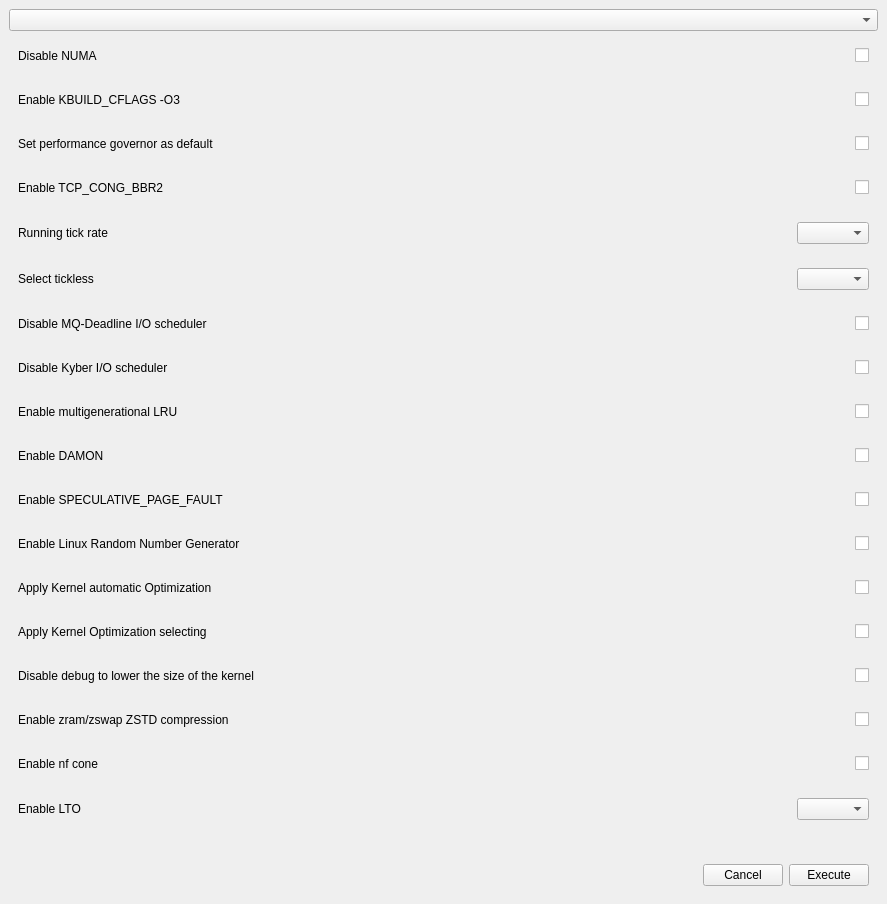
First picture: the form in src/conf-window.ui, repository CachyOS/kernel-manager, before the edit.
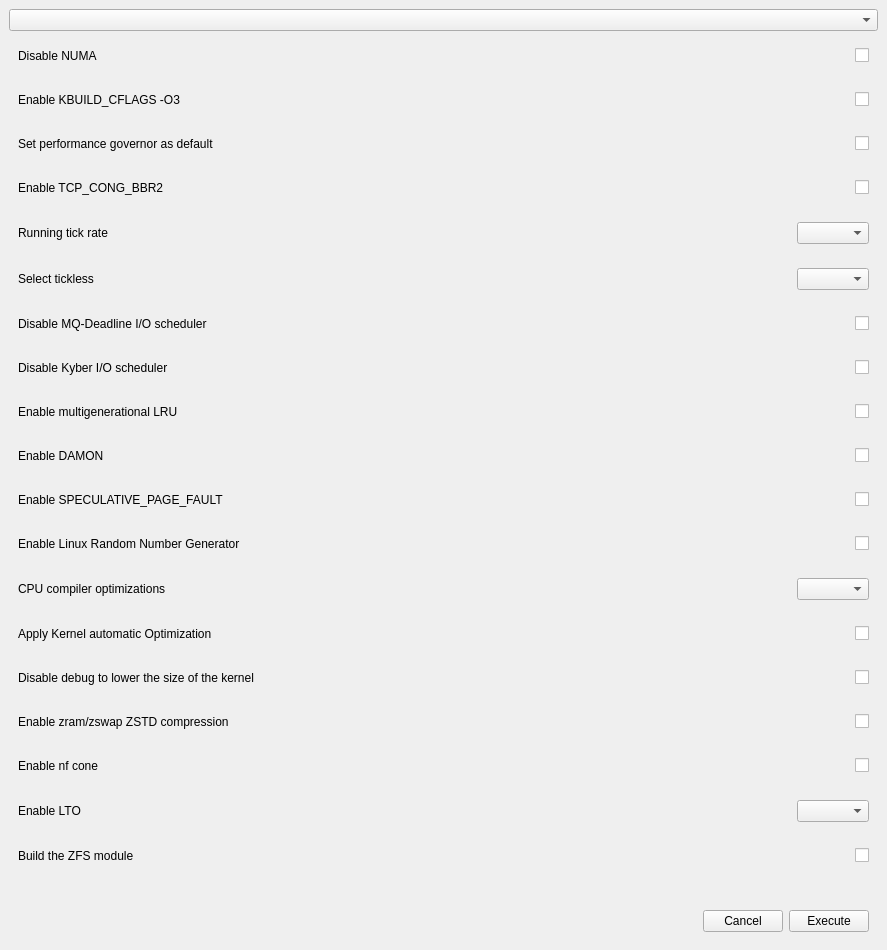
Second picture: the form after the edit. Icons and pictures are not drawn.

The edit to the form file:
```diff
--- a/src/conf-window.ui
+++ b/src/conf-window.ui
@@ -370,6 +370,35 @@
       </layout>
      </widget>
     </item>
+    <item>
+     <widget class="QWidget" name="processor_optwidget" native="true">
+      <layout class="QHBoxLayout" name="horizontalLayout19">
+       <item>
+        <widget class="QLabel" name="label18">
+         <property name="text">
+          <string>CPU compiler optimizations</string>
+         </property>
+        </widget>
+       </item>
+       <item>
+        <spacer name="horizontalSpacer19">
+         <property name="orientation">
+          <enum>Qt::Horizontal</enum>
+         </property>
+         <property name="sizeHint" stdset="0">
+          <size>
+           <width>40</width>
+           <height>20</height>
+          </size>
+         </property>
+        </spacer>
+       </item>
+       <item>
+        <widget class="QComboBox" name="processor_optcomboBox"/>
+       </item>
+      </layout>
+     </widget>
+    </item>
     <item>
      <widget class="QWidget" name="autooptimwidget" native="true">
       <layout class="QHBoxLayout" name="horizontalLayout6">
@@ -399,35 +428,6 @@
       </layout>
      </widget>
     </item>
-    <item>
-     <widget class="QWidget" name="selectoptimwidget" native="true">
-      <layout class="QHBoxLayout" name="horizontalLayout18">
-       <item>
-        <widget class="QLabel" name="label17">
-         <property name="text">
-          <string>Apply Kernel Optimization selecting</string>
-         </property>
-        </widget>
-       </item>
-       <item>
-        <spacer name="horizontalSpacer18">
-         <property name="orientation">
-          <enum>Qt::Horizontal</enum>
-         </property>
-         <property name="sizeHint" stdset="0">
-          <size>
-           <width>40</width>
-           <height>20</height>
-          </size>
-         </property>
-        </spacer>
-       </item>
-       <item>
-        <widget class="QCheckBox" name="selectoptimcheck"/>
-       </item>
-      </layout>
-     </widget>
-    </item>
     <item>
      <widget class="QWidget" name="debugwidget" native="true">
       <layout class="QHBoxLayout" name="horizontalLayout5">
@@ -544,6 +544,35 @@
       </layout>
      </widget>
     </item>
+    <item>
+     <widget class="QWidget" name="builtin_zfswidget" native="true">
+      <layout class="QHBoxLayout" name="horizontalLayout18">
+       <item>
+        <widget class="QLabel" name="label17">
+         <property name="text">
+          <string>Build the ZFS module</string>
+         </property>
+        </widget>
+       </item>
+       <item>
+        <spacer name="horizontalSpacer18">
+         <property name="orientation">
+          <enum>Qt::Horizontal</enum>
+         </property>
+         <property name="sizeHint" stdset="0">
+          <size>
+           <width>40</width>
+           <height>20</height>
+          </size>
+         </property>
+        </spacer>
+       </item>
+       <item>
+        <widget class="QCheckBox" name="builtin_zfscheck"/>
+       </item>
+      </layout>
+     </widget>
+    </item>
     <item>
      <spacer name="horizontalSpacer_2">
       <property name="orientation">
```
